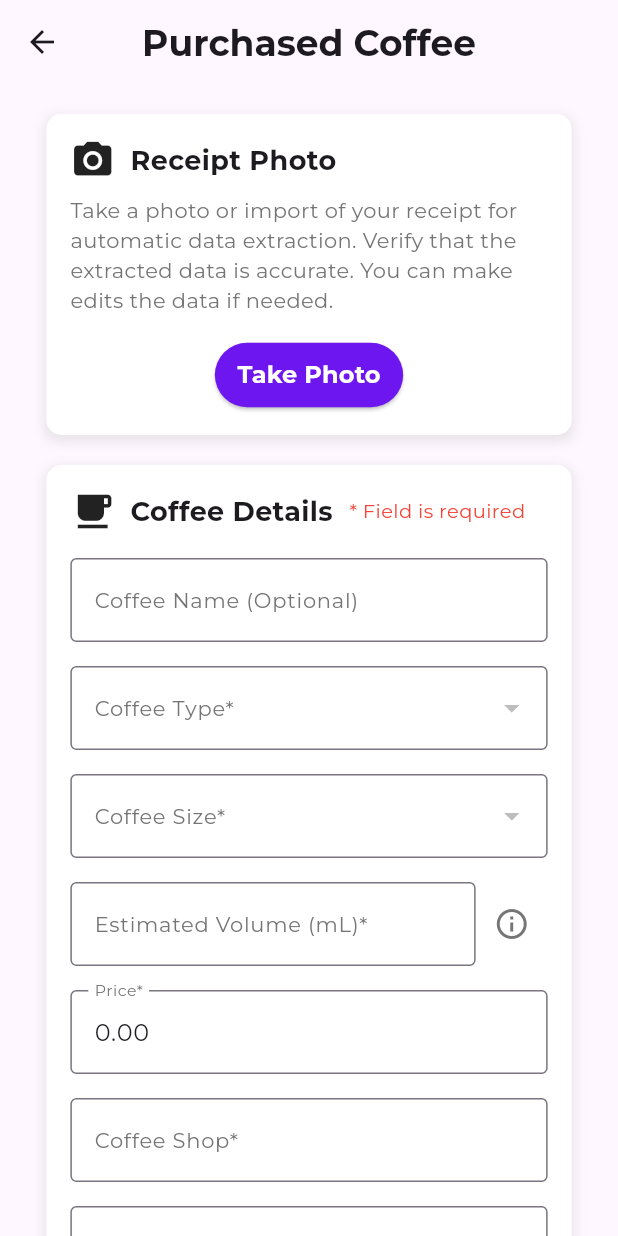
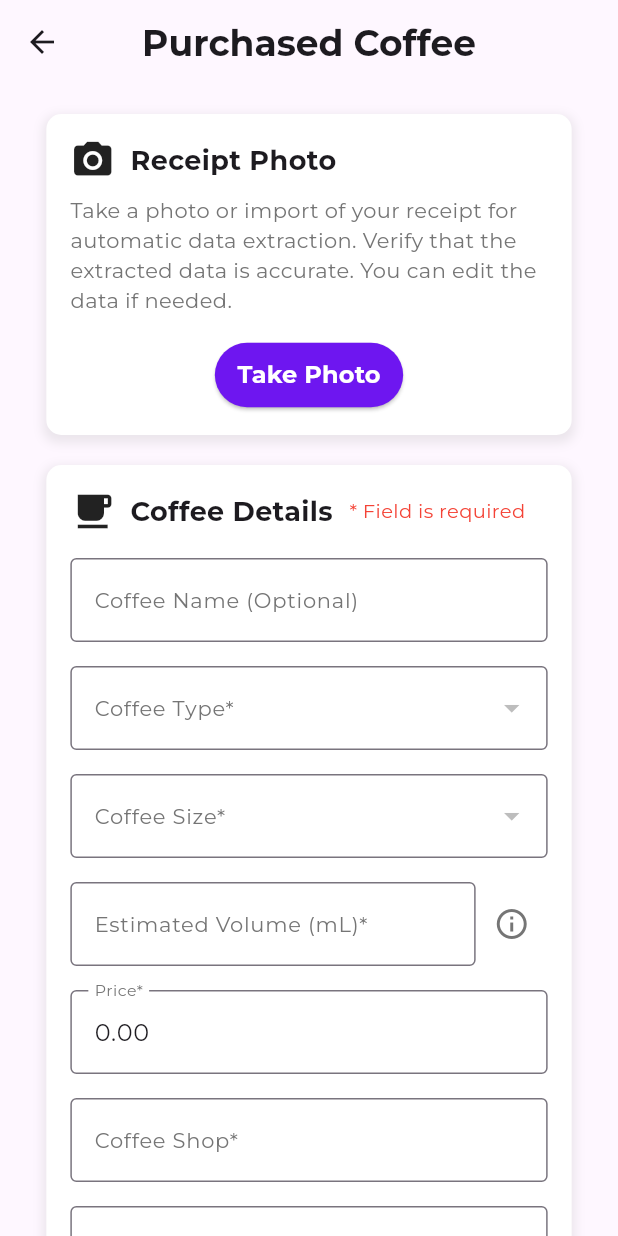
Before and after one commit to KittinatAna/coffeetracker, a Flutter app: the AddPurchasedCoffee screen opened directly, on a phone screen of 412 x 824 dp. Run offline on Flutter 3.47's test engine with Material 3 defaults, Android fonts, the light colour scheme and no system bars; our stand-ins replace cloud_firestore, csv, device_info_plus, firebase_core, fl_chart, geocoding and 11 more; missing offline and left inert: google_mlkit_text_recognition; accounts and stored records are empty.

Commit message:
29072024_1552 Updated add_purchased_coffee

```diff
--- a/coffeetracker/lib/screens/addcoffee/add_purchased_coffee.dart
+++ b/coffeetracker/lib/screens/addcoffee/add_purchased_coffee.dart
@@ -613,7 +613,7 @@ class _AddPurchasedCoffeeState extends State<AddPurchasedCoffee> {
                     ),
                     const SizedBox(height: 8),
                     Text(
-                      'Take a photo or import of your receipt for automatic data extraction. Verify that the extracted data is accurate. You can make edits the data if needed.', //\nIt can make mistakes. Check and edit your info.
+                      'Take a photo or import of your receipt for automatic data extraction. Verify that the extracted data is accurate. You can edit the data if needed.', //\nIt can make mistakes. Check and edit your info.
                       style: GoogleFonts.montserrat(
                         fontSize: 14,
                         color: Colors.grey[600],
```
